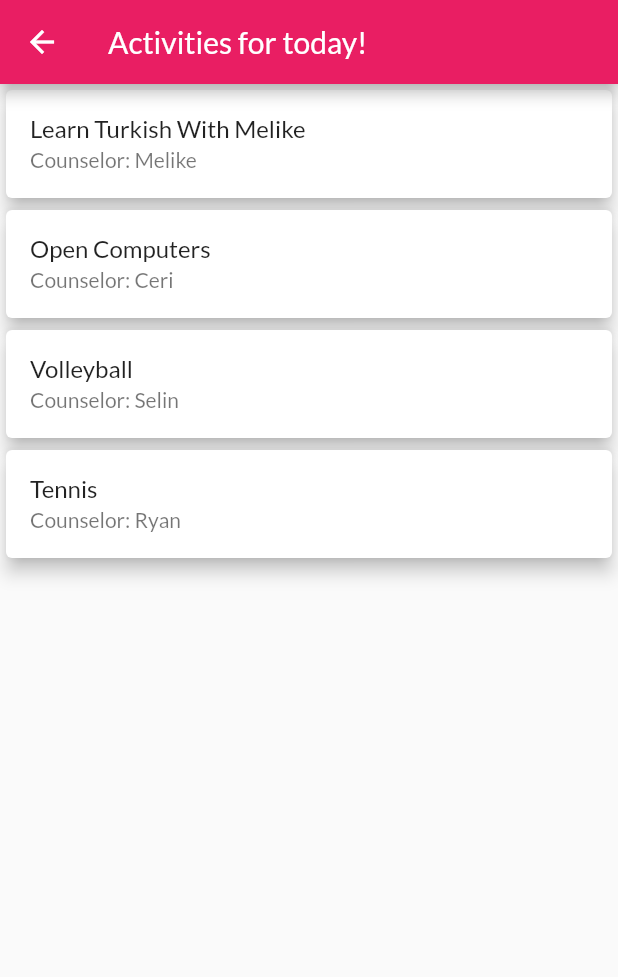
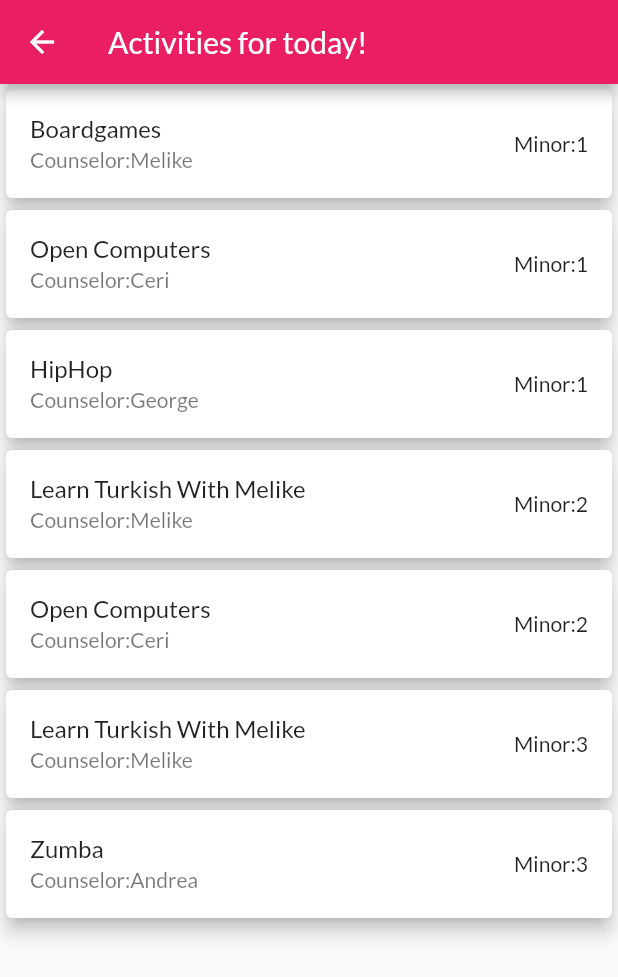
Before and after one commit to melikebilen/daily_camp_activities, a Flutter app: the ActivitiesScreen screen opened by its route, on a phone screen of 412 x 824 dp. Shown: the top 977 px of the screen. Run offline on Flutter 3.47's test engine with Material 2 defaults, Android fonts, the phone set to English and light mode, and no system bars.

Commit message:
buttons for minors added / bunk lists

```diff
--- a/lib/main.dart
+++ b/lib/main.dart
@@ -12,6 +12,7 @@ import './screens/add_activity_screen.dart';
 import './providers/Activities.dart';
 import './providers/Campers.dart';
 import './providers/Counselors.dart';
+import './providers/Bunks.dart';
 
 
 void main() => runApp(MyApp());
@@ -30,6 +31,9 @@ class MyApp extends StatelessWidget {
           ChangeNotifierProvider.value(
           value: Counselors(),
         ),
+          ChangeNotifierProvider.value(
+          value: Bunks(),
+        )
       ],
     child:
     MaterialApp(
--- a/lib/providers/Activities.dart
+++ b/lib/providers/Activities.dart
@@ -1,50 +1,109 @@
+
+
 
 import 'package:flutter/material.dart';
 import 'package:provider/provider.dart';
 import 'Activity.dart';
 
 class Activities extends ChangeNotifier{
-  List<Activity> _activities= [
+  List<Activity> _activities1= [
     Activity(
-      id:'1',
-      name: 'Learn Turkish With Melike',
+      // id:'1',
+      name: 'Boardgames',
       activityCounselor:'Melike',
       period: '1',
     ),
       Activity(
-      id:'2',
+      // id:'2',
+      name: 'Open Computers',
+      activityCounselor:'Ceri',
+      period: '1',
+    ),
+       Activity(
+      // id:'3',
+      name: 'HipHop',
+      activityCounselor:'George',
+      period:'1',
+    ),
+
+
+  ];
+
+   List<Activity> _activities2= [
+    Activity(
+      // id:'5',
+      name: 'Learn Turkish With Melike',
+      activityCounselor:'Melike',
+      period: '2',
+    ),
+      Activity(
+      // id:'6',
       name: 'Open Computers',
       activityCounselor:'Ceri',
       period: '2',
     ),
+
+
+  ];
+
+   List<Activity> _activities3= [
+    Activity(
+      // id:'1',
+      name: 'Learn Turkish With Melike',
+      activityCounselor:'Melike',
+      period: '3',
+    ),
        Activity(
-      id:'3',
-      name: 'Volleyball',
-      activityCounselor:'Selin',
+      // id:'3',
+      name: 'Zumba',
+      activityCounselor:'Andrea',
       period:'3',
     ),
-       Activity(
-         id:'2',
-      name: 'Tennis',
-      activityCounselor:'Ryan',
-      period: '2',
-    ),
+
 
   ];
 
 
 List<Activity> get activities{
-  return[..._activities];
+  return[..._activities1,...activities2,...activities3];
+}
+
+
+List<Activity> get activities1{
+  return[..._activities1];
+}
+
+
+List<Activity> get activities2{
+  return[..._activities2];
+}
+
+
+List<Activity> get activities3{
+  return[..._activities3];
 }
 
 //Sadece adminler tarafından değiştirilebilicek
 void addActivity(Activity a){
-_activities.add(a);
+  if(a.period=='1'){
+    _activities1.add(a);
+
+  }
+  else if(a.period=='2'){
+    _activities2.add(a);
+  }
+
+ else if(a.period=='3'){
+    _activities3.add(a);
+  }
 notifyListeners();
 }
 
+
 void deleteActivity(String activityId){
-_activities.removeWhere((act)=> act.id== activityId);
+_activities1.removeWhere((act)=> act.id== activityId);
+_activities2.removeWhere((act)=> act.id== activityId);
+_activities3.removeWhere((act)=> act.id== activityId);
 notifyListeners();
 }
 
--- a/lib/providers/Activity.dart
+++ b/lib/providers/Activity.dart
@@ -5,13 +5,12 @@ import 'Counselor.dart';
 //enum period { firstActivity, secondActivity, thirdActivity }
 
 class Activity {
-  final String id;
+  final String id=DateTime.now().toString(); //bu aktivite yaratıldığı anın mı
   final String activityCounselor;
   final String name;
   final String period;
 
   Activity({
-  @required this.id ,
   @required this.activityCounselor,
   @required this.name,
   @required this.period, });
--- a/lib/providers/Bunk.dart
+++ b/lib/providers/Bunk.dart
@@ -1,21 +1,17 @@
+import 'package:flutter/cupertino.dart';
+
 import 'Camper.dart';
 import 'Counselors.dart';
 import 'Counselor.dart';
+import 'package:provider/provider.dart';
 
 class Bunk{
-  // final id; Database için eklenebilir
+ // final id; Database için eklenebilir
   final String name;
-   List<Camper> campers;
-   List<Counselor> counselor;
+   List<Camper> campers=[];
+   List<Counselor> counselors=[];
 
   Bunk(this.name);
-
-static List<Bunk> bunks = [
-  Bunk('G1'),
-  Bunk('G2'),
-  Bunk('G3'),
-];
-
 
 
 
--- /dev/null
+++ b/lib/providers/Bunks.dart
@@ -0,0 +1,19 @@
+import 'package:flutter/cupertino.dart';
+
+import 'Bunk.dart';
+
+class Bunks extends ChangeNotifier{
+
+  static List<Bunk> bunks = [
+  Bunk('G1'),
+  Bunk('G2'),
+  Bunk('G3'),
+  Bunk('G4'),
+];
+
+
+ List<Bunk> get bunkList{
+   return [...bunks];
+ }
+
+}
--- a/lib/providers/Campers.dart
+++ b/lib/providers/Campers.dart
@@ -3,20 +3,21 @@ import 'package:flutter/material.dart';
 import 'package:provider/provider.dart';
 import 'Camper.dart';
 import 'Bunk.dart';
+import 'Bunks.dart';
 class Campers extends ChangeNotifier {
 
 final List<Camper> campers = [
   Camper(
     id:'camper1',
     name:'samantha',
-    surname:'surname',
-    bunk: Bunk.bunks[0],),
+    surname:'Parker',
+    bunk:Bunks.bunks[0]),
 
     Camper(
     id:'camper2',
-    name:'elizabeth',
-    surname:'lastname',
-    bunk: Bunk.bunks[1],),
+    name:'Elizabeth',
+    surname:'Green',
+    bunk: Bunks.bunks[1],),
 ];
 
 }
--- a/lib/providers/Counselors.dart
+++ b/lib/providers/Counselors.dart
@@ -1,13 +1,15 @@
 import 'package:daily_camp_activities/providers/Bunk.dart';
+import 'package:daily_camp_activities/providers/Bunks.dart';
 import 'package:flutter/material.dart';
 import 'package:provider/provider.dart';
 import 'Counselor.dart';
 
 
 class Counselors extends ChangeNotifier {
+
  List<Counselor> _counselors=[
-   Counselor(name: 'Melike',surname: 'Bilen',id: DateTime.now().toString(),bunk: Bunk.bunks[0]),
-   Counselor(name: 'Selin',surname: 'Çerkez',id: DateTime.now().toString(),bunk: Bunk.bunks[1]),
+   Counselor(name: 'Melike',surname: 'Bilen',id: DateTime.now().toString(),bunk: Bunks.bunks[0]),
+   Counselor(name: 'Selin',surname: 'Çerkez',id: DateTime.now().toString(),bunk: Bunks.bunks[1]),
  ];
 
 
--- a/lib/screens/activities_screen.dart
+++ b/lib/screens/activities_screen.dart
@@ -1,26 +1,36 @@
 import 'package:flutter/material.dart';
 import 'package:provider/provider.dart';
 import '../providers/Activities.dart';
+import '../widgets/activity_item.dart';
+
+/////THE ACTIVITIES SCREEN THAT COUNSELORS SEEEEEEEEEE!!!!!!!!
 class ActivitiesScreen extends StatelessWidget {
+  static const routeName = '/activities_screen';
 
-  static const routeName = '/activities_screen';
+  Widget showActivities(
+    BuildContext context,
+    List<Activities> activities,
+  ) {
+    final activitiesData = Provider.of<Activities>(context);
+    return ListView.builder(
+        itemCount: activitiesData.activities.length,
+        itemBuilder: (_, index) {
+          return ActivityItem(index);
+        });
+  }
+
   @override
   Widget build(BuildContext context) {
-    final activitiesData=Provider.of<Activities>(context) ;
+    final activitiesData = Provider.of<Activities>(context);
     return Scaffold(
-      appBar: AppBar(title: Text('Activities for today!'),),
+      appBar: AppBar(
+        title: Text('Activities for today!'),
+      ),
       body: ListView.builder(
-        itemCount: activitiesData.activities.length,
-        itemBuilder: (_,index){
-          return Card(
-            elevation: 5,
-            child: ListTile(
-              title:Text(activitiesData.activities[index].name),
-              subtitle: Text('Counselor: ${activitiesData.activities[index].activityCounselor.toString()}'),)
-            );
-        }),
-
-        );
-
+          itemCount: activitiesData.activities.length,
+          itemBuilder: (_, index) {
+            return ActivityItem(index);
+          }),
+    );
   }
 }
--- a/lib/widgets/CamperItem.dart
+++ b/lib/widgets/CamperItem.dart
@@ -8,6 +8,7 @@ CamperItem(this.index);
   Widget build(BuildContext context) {
     final campersData=Provider.of<Campers>(context,listen: false);
     return ListTile(
+      // onTap: , KAMPÇININ AKTİVİTELERİNİ SEÇMESİNİ SAĞLAYACAK KISMA GEÇ!
       title:Text('${campersData.campers[index].name} ${campersData.campers[index].surname}'),
       subtitle: Text('${campersData.campers[index].bunk.name} ',
     ));
--- a/lib/widgets/activity_item.dart
+++ b/lib/widgets/activity_item.dart
@@ -11,8 +11,10 @@ class ActivityItem extends StatelessWidget {
     return Card(
               elevation: 5,
               child: ListTile(
-                title:Text(activitiesData.activities[index].name),
-                subtitle: Text('Counselor: ${activitiesData.activities[index].activityCounselor.toString()}'),)
+                title:Text(activitiesData.activities[index].name ),
+                subtitle: Text('Counselor:${activitiesData.activities[index].activityCounselor.toString()}   '),
+                trailing: Text( 'Minor:${activitiesData.activities[index].period.toString()}')
+                )
               );
   }
 }
```
Also changed, not shown: lib/screens/add_activity_screen.dart (+83 -27 lines), lib/screens/choose_activities_screen.dart (+27 -5 lines), lib/screens/chosen_bunks_campers_screen.dart (added).
